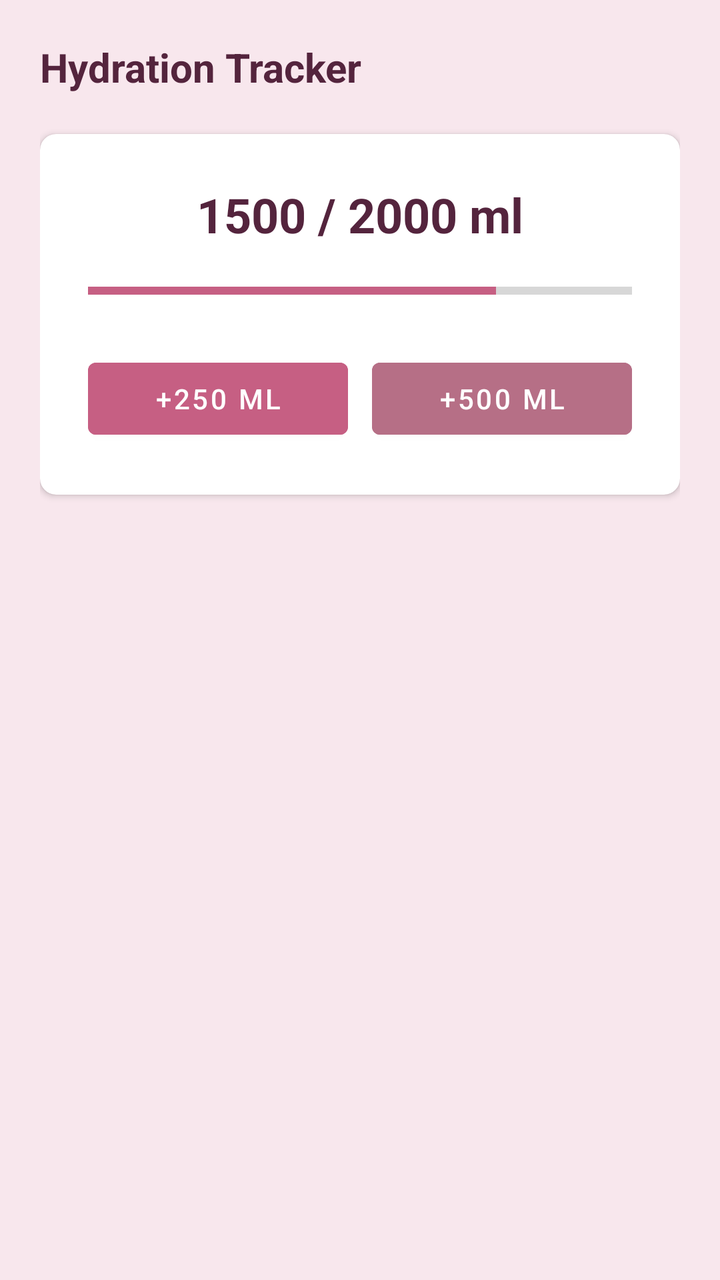
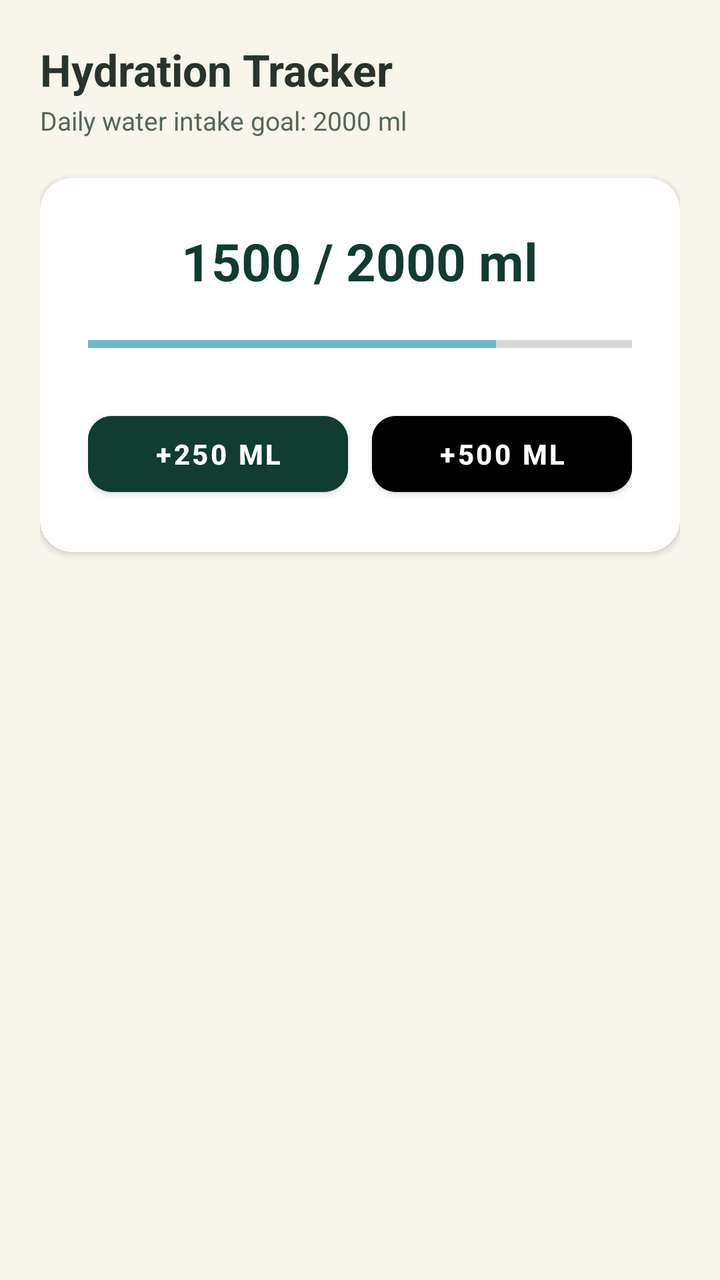

Before-and-after screenshots of an Android layout around one commit, followed by the original layout XML and the change that was made.
<!-- AndroidManifest.xml: application theme Theme.HerHealthJourney -->
<!-- res/layout/fragment_water.xml -->
<?xml version="1.0" encoding="utf-8"?>
<LinearLayout xmlns:android="http://schemas.android.com/apk/res/android"
    xmlns:app="http://schemas.android.com/apk/res-auto"
    android:layout_width="match_parent"
    android:layout_height="match_parent"
    android:orientation="vertical"
    android:padding="20dp"
    android:background="@color/blush_background">

    <TextView
        android:layout_width="wrap_content"
        android:layout_height="wrap_content"
        android:text="Hydration Tracker"
        android:textColor="@color/deep_plum"
        android:textSize="20sp"
        android:textStyle="bold" />

    <androidx.cardview.widget.CardView
        android:layout_width="match_parent"
        android:layout_height="wrap_content"
        android:layout_marginTop="20dp"
        app:cardCornerRadius="8dp"
        app:cardElevation="2dp"
        app:cardBackgroundColor="@color/white">

        <LinearLayout
            android:layout_width="match_parent"
            android:layout_height="wrap_content"
            android:orientation="vertical"
            android:padding="24dp"
            android:gravity="center">

            <TextView
                android:id="@+id/tvWaterDetail"
                android:layout_width="wrap_content"
                android:layout_height="wrap_content"
                android:text="1500 / 2000 ml"
                android:textColor="@color/deep_plum"
                android:textSize="24sp"
                android:textStyle="bold" />

            <ProgressBar
                android:id="@+id/pbWaterPage"
                style="?android:attr/progressBarStyleHorizontal"
                android:layout_width="match_parent"
                android:layout_height="12dp"
                android:layout_marginTop="16dp"
                android:max="100"
                android:progress="75"
                android:progressTint="@color/primary_rose" />

            <LinearLayout
                android:layout_width="match_parent"
                android:layout_height="wrap_content"
                android:orientation="horizontal"
                android:layout_marginTop="24dp">

                <Button
                    android:id="@+id/btnAdd250"
                    android:layout_width="0dp"
                    android:layout_height="wrap_content"
                    android:layout_weight="1"
                    android:layout_marginEnd="6dp"
                    android:backgroundTint="@color/primary_rose"
                    android:text="+250 ml"
                    android:textColor="@color/white" />

                <Button
                    android:id="@+id/btnAdd500"
                    android:layout_width="0dp"
                    android:layout_height="wrap_content"
                    android:layout_weight="1"
                    android:layout_marginStart="6dp"
                    android:backgroundTint="@color/secondary_dusty_pink"
                    android:text="+500 ml"
                    android:textColor="@color/white" />
            </LinearLayout>

        </LinearLayout>
    </androidx.cardview.widget.CardView>
</LinearLayout>
<!-- resources referenced by this layout -->
<resources>
  <color name="blush_background">#F8E7ED</color>
  <color name="deep_plum">#54243D</color>
  <color name="primary_rose">#C65F83</color>
  <color name="secondary_dusty_pink">#B66F86</color>
  <color name="white">#FFFFFF</color>
  <style name="Theme.HerHealthJourney" parent="Theme.MaterialComponents.DayNight.NoActionBar">
          <item name="colorPrimary">@color/primary_rose</item>
          <item name="colorPrimaryVariant">@color/deep_plum</item>
          <item name="colorOnPrimary">@color/white</item>
          <item name="colorSecondary">@color/secondary_dusty_pink</item>
          <item name="colorOnSecondary">@color/white</item>
          <item name="android:statusBarColor">@color/deep_plum</item>
          <item name="android:windowBackground">@color/blush_background</item>
      </style>
</resources>

<!-- the commit's change to res/layout/fragment_water.xml (unified diff, before → after) -->
@@ -5,23 +5,31 @@
     android:layout_height="match_parent"
     android:orientation="vertical"
     android:padding="20dp"
-    android:background="@color/blush_background">
+    android:background="@color/bg_primary">
 
     <TextView
         android:layout_width="wrap_content"
         android:layout_height="wrap_content"
         android:text="Hydration Tracker"
-        android:textColor="@color/deep_plum"
-        android:textSize="20sp"
+        android:textColor="@color/text_primary"
+        android:textSize="22sp"
         android:textStyle="bold" />
+
+    <TextView
+        android:layout_width="wrap_content"
+        android:layout_height="wrap_content"
+        android:layout_marginTop="2dp"
+        android:text="Daily water intake goal: 2000 ml"
+        android:textColor="@color/text_secondary"
+        android:textSize="13sp" />
 
     <androidx.cardview.widget.CardView
         android:layout_width="match_parent"
         android:layout_height="wrap_content"
         android:layout_marginTop="20dp"
-        app:cardCornerRadius="8dp"
+        app:cardCornerRadius="16dp"
         app:cardElevation="2dp"
-        app:cardBackgroundColor="@color/white">
+        app:cardBackgroundColor="@color/surface_primary">
 
         <LinearLayout
             android:layout_width="match_parent"
@@ -35,8 +43,8 @@
                 android:layout_width="wrap_content"
                 android:layout_height="wrap_content"
                 android:text="1500 / 2000 ml"
-                android:textColor="@color/deep_plum"
-                android:textSize="24sp"
+                android:textColor="@color/brand_emerald"
+                android:textSize="26sp"
                 android:textStyle="bold" />
 
             <ProgressBar
@@ -44,10 +52,10 @@
                 style="?android:attr/progressBarStyleHorizontal"
                 android:layout_width="match_parent"
                 android:layout_height="12dp"
-                android:layout_marginTop="16dp"
+                android:layout_marginTop="18dp"
                 android:max="100"
                 android:progress="75"
-                android:progressTint="@color/primary_rose" />
+                android:progressTint="@color/module_water" />
 
             <LinearLayout
                 android:layout_width="match_parent"
@@ -55,25 +63,29 @@
                 android:orientation="horizontal"
                 android:layout_marginTop="24dp">
 
-                <Button
+                <com.google.android.material.button.MaterialButton
                     android:id="@+id/btnAdd250"
                     android:layout_width="0dp"
-                    android:layout_height="wrap_content"
+                    android:layout_height="50dp"
                     android:layout_weight="1"
                     android:layout_marginEnd="6dp"
-                    android:backgroundTint="@color/primary_rose"
+                    android:backgroundTint="@color/button_primary"
                     android:text="+250 ml"
-                    android:textColor="@color/white" />
+                    android:textColor="@color/button_text"
+                    android:textStyle="bold"
+                    app:cornerRadius="12dp" />
 
-                <Button
+                <com.google.android.material.button.MaterialButton
                     android:id="@+id/btnAdd500"
                     android:layout_width="0dp"
-                    android:layout_height="wrap_content"
+                    android:layout_height="50dp"
                     android:layout_weight="1"
                     android:layout_marginStart="6dp"
-                    android:backgroundTint="@color/secondary_dusty_pink"
+                    android:backgroundTint="@color/button_secondary"
                     android:text="+500 ml"
-                    android:textColor="@color/white" />
+                    android:textColor="@color/button_secondary_text"
+                    android:textStyle="bold"
+                    app:cornerRadius="12dp" />
             </LinearLayout>
 
         </LinearLayout>
<!-- resource entries referenced after the edit -->
@@ -1,18 +1,23 @@
 <!-- resources referenced by this layout -->
 <resources>
-  <color name="blush_background">#F8E7ED</color>
-  <color name="deep_plum">#54243D</color>
-  <color name="primary_rose">#C65F83</color>
-  <color name="secondary_dusty_pink">#B66F86</color>
-  <color name="white">#FFFFFF</color>
+  <color name="bg_primary">#F8F5EB</color>
+  <color name="brand_emerald">#103C32</color>
+  <color name="button_primary">#103C32</color>
+  <color name="button_text">#FFFFFF</color>
+  <color name="module_water">#70B8C8</color>
+  <color name="surface_primary">#FFFFFF</color>
+  <color name="text_primary">#28332E</color>
+  <color name="text_secondary">#56675C</color>
   <style name="Theme.HerHealthJourney" parent="Theme.MaterialComponents.DayNight.NoActionBar">
-          <item name="colorPrimary">@color/primary_rose</item>
-          <item name="colorPrimaryVariant">@color/deep_plum</item>
-          <item name="colorOnPrimary">@color/white</item>
-          <item name="colorSecondary">@color/secondary_dusty_pink</item>
-          <item name="colorOnSecondary">@color/white</item>
-          <item name="android:statusBarColor">@color/deep_plum</item>
-          <item name="android:windowBackground">@color/blush_background</item>
+          <item name="colorPrimary">@color/brand_emerald</item>
+          <item name="colorPrimaryVariant">@color/dark_background</item>
+          <item name="colorOnPrimary">@color/surface_primary</item>
+          <item name="colorSecondary">@color/brand_champagne</item>
+          <item name="colorOnSecondary">@color/dark_background</item>
+          <item name="android:statusBarColor">@color/brand_emerald</item>
+          <item name="android:windowBackground">@color/bg_primary</item>
       </style>
+  <color name="dark_background">#092820</color>
+  <color name="brand_champagne">#C5A66B</color>
 </resources>
 
